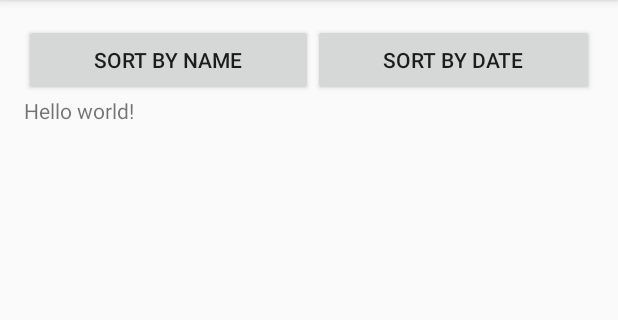
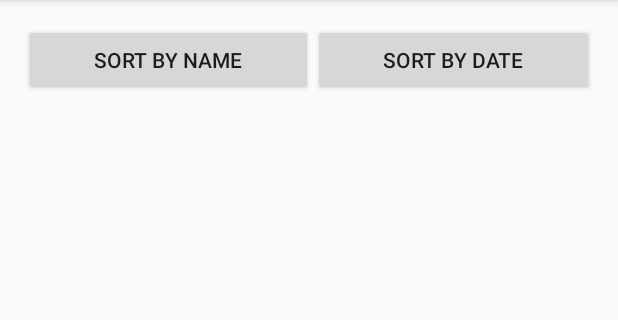
Before and after one commit to OrangeBlurz/SynacorCodeChallenge, an Android app: the screen it shows after launch (MainActivity), on a phone screen of 412 x 824 dp, the part 84-404 px from its top. Run offline under Robolectric (Android 15) with nearby library versions, the phone set to English and light mode, and no system bars; libraries missing offline, so code that uses them is left out: info.movito.themoviedbapi; 8 statements that could not run were skipped.

Commit message:
Remove Test TextView and ScrollView

```diff
--- a/SynacorCodeChallenge/app/src/main/res/layout/activity_main.xml
+++ b/SynacorCodeChallenge/app/src/main/res/layout/activity_main.xml
@@ -27,14 +27,7 @@
         </LinearLayout>
 
 
-    <ScrollView
-        android:layout_width="fill_parent"
-        android:layout_height="wrap_content">
-        <TextView
-            android:id="@+id/test"
-            android:text="@string/hello_world" android:layout_width="wrap_content"
-            android:layout_height="wrap_content"/>
-    </ScrollView>
+
 
    <ListView
         android:layout_width="fill_parent"
```
Also changed, not shown: 1 other file.
